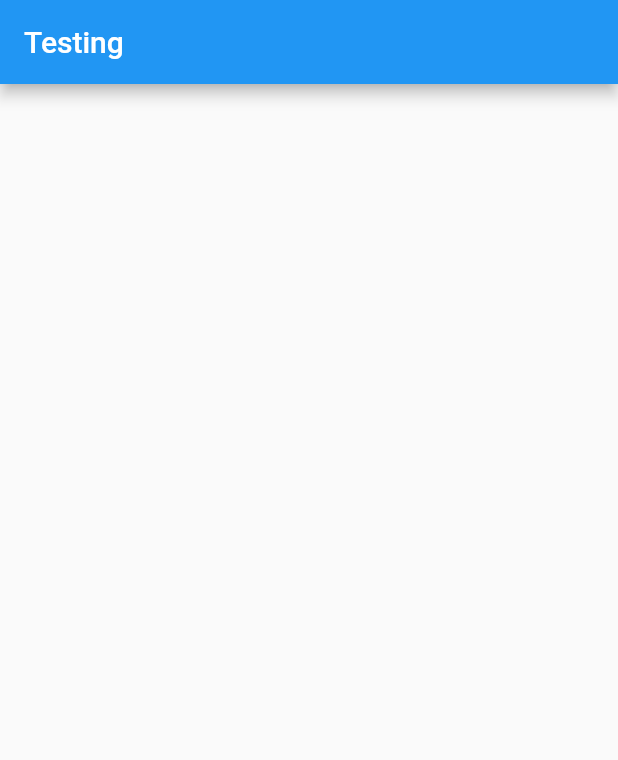
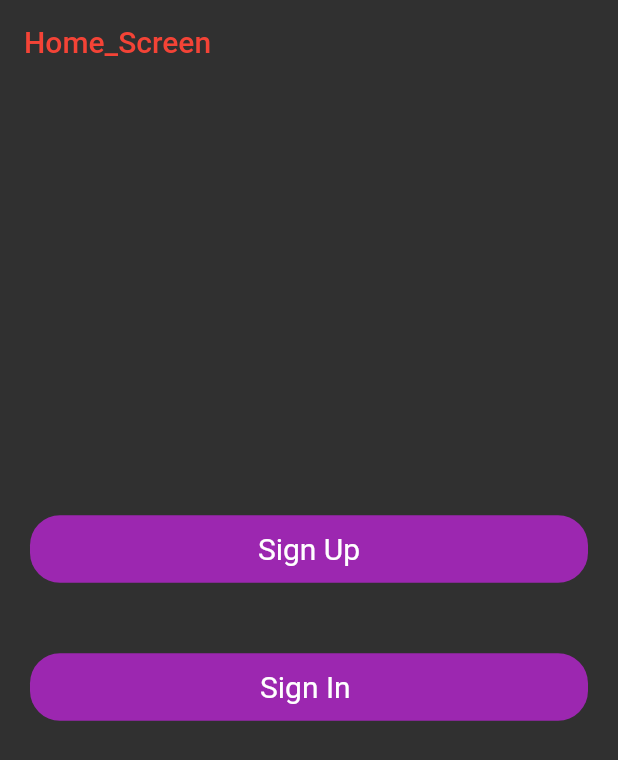
Before and after one commit to kim-thuita/sign_in_firebase, a Flutter app: the screen it shows after launch, on a phone screen of 412 x 824 dp. Shown: the top 760 px of the screen. Run offline on Flutter 3.47's test engine with Material 2 defaults, Android fonts, the phone set to English and light mode, and no system bars; our stand-ins replace animated_text_kit, google_fonts; Roboto replaces fonts that are missing (Akshar).

```diff
--- a/lib/screens/home_screen.dart
+++ b/lib/screens/home_screen.dart
@@ -1,4 +1,6 @@
+import 'package:animated_text_kit/animated_text_kit.dart';
 import 'package:flutter/material.dart';
+import 'package:google_fonts/google_fonts.dart';
 
 class Home_Screen extends StatefulWidget {
   @override
@@ -8,8 +10,58 @@ class Home_Screen extends StatefulWidget {
 class _Home_ScreenState extends State<Home_Screen> {
   @override
   Widget build(BuildContext context) {
-    return Scaffold(
-      appBar: AppBar(title: Text("Testing")),
+    return MaterialApp(
+      debugShowCheckedModeBanner: false,
+      theme: ThemeData.dark(),
+      home: Scaffold(
+        extendBodyBehindAppBar: true,
+        appBar: AppBar(
+          elevation: 0,
+          backgroundColor: Colors.transparent,
+          title: Text(
+            "Home_Screen",
+            style: GoogleFonts.akshar(fontSize: 20, color: Colors.red),
+          ),
+        ),
+        body: Column(
+          mainAxisAlignment: MainAxisAlignment.center,
+          crossAxisAlignment: CrossAxisAlignment.center,
+          children: [
+            Reusable_Buttons(text: "Sign Up"),
+            SizedBox(height: 15),
+            Reusable_Buttons(text: 'Sign In ')
+          ],
+        ),
+      ),
     );
   }
 }
+
+class Reusable_Buttons extends StatelessWidget {
+  final String text;
+
+  Reusable_Buttons({super.key, required this.text});
+  @override
+  Widget build(BuildContext context) {
+    return Padding(
+      padding: const EdgeInsets.symmetric(vertical: 16, horizontal: 20),
+      child: GestureDetector(
+        child: Container(
+          height: 45,
+          alignment: Alignment.center,
+          decoration: BoxDecoration(
+            color: Colors.purple,
+            borderRadius: BorderRadius.circular(20),
+          ),
+          child: Text(
+            text,
+            style: TextStyle(
+              color: Colors.white,
+              fontSize: 20,
+            ),
+          ),
+        ),
+      ),
+    );
+  }
+}
--- a/lib/screens/splash_screen.dart
+++ b/lib/screens/splash_screen.dart
@@ -17,19 +17,21 @@ class _SplashScreenState extends State<SplashScreen> {
   }
 
   _NavigateHome() async {
-    Future.delayed(Duration(milliseconds: 1500));
+    Future.delayed(Duration(milliseconds: 4500));
+    WidgetsBinding.instance.addPostFrameCallback((_) {
       Navigator.pushReplacement(
-        context, MaterialPageRoute(builder: (context) => Home_Screen()));
+          context, MaterialPageRoute(builder: (_) => Home_Screen()));
+    });
   }
 
   @override
   Widget build(BuildContext context) {
-    return MaterialApp(
-      home: Scaffold(
+    return Scaffold(
       body: Column(
+        mainAxisAlignment: MainAxisAlignment.center,
         crossAxisAlignment: CrossAxisAlignment.center,
         children: [
-            Container(
+          Center(
             child: Image(
               image: AssetImage("images/tracker_image.JPEG"),
             ),
@@ -45,7 +47,6 @@ class _SplashScreenState extends State<SplashScreen> {
           ),
         ],
       ),
-      ),
     );
   }
 }
--- a/pubspec.yaml
+++ b/pubspec.yaml
@@ -14,6 +14,7 @@ dependencies:
 
   cupertino_icons: ^1.0.2
   google_fonts: ^3.0.1
+  animated_text_kit: ^4.2.2
 
 dev_dependencies:
   flutter_test:
```
Also changed, not shown: images/Rod.png (added), images/cartoonstreet.jpeg (added), images/margeto.jpg (added), pubspec.lock, 1 other file. Lines whose indentation alone changed are shown as unchanged.
